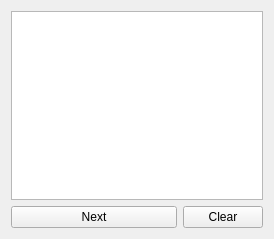
First picture: the form in widget.ui, repository BlueberryDS/Simple-Life, before the edit.
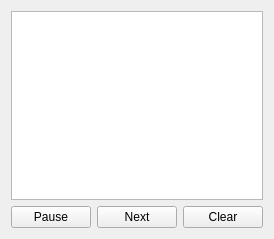
Second picture: the form after the edit.

Commit message:
Implemented Play/Pause toggling.
Not done functionality

Diff of the .ui file:
```diff
--- a/widget.ui
+++ b/widget.ui
@@ -24,13 +24,20 @@
    <item row="3" column="0" colspan="3">
     <widget class="QGraphicsView" name="graphicsView"/>
    </item>
-   <item row="4" column="0" colspan="2">
+   <item row="4" column="1">
     <widget class="QPushButton" name="nextButton">
      <property name="text">
       <string>Next</string>
      </property>
     </widget>
    </item>
+   <item row="4" column="0">
+    <widget class="QPushButton" name="pauseButton">
+     <property name="text">
+      <string>Pause</string>
+     </property>
+    </widget>
+   </item>
   </layout>
  </widget>
  <layoutdefault spacing="6" margin="11"/>
```
The commit also changes 3 other files.
